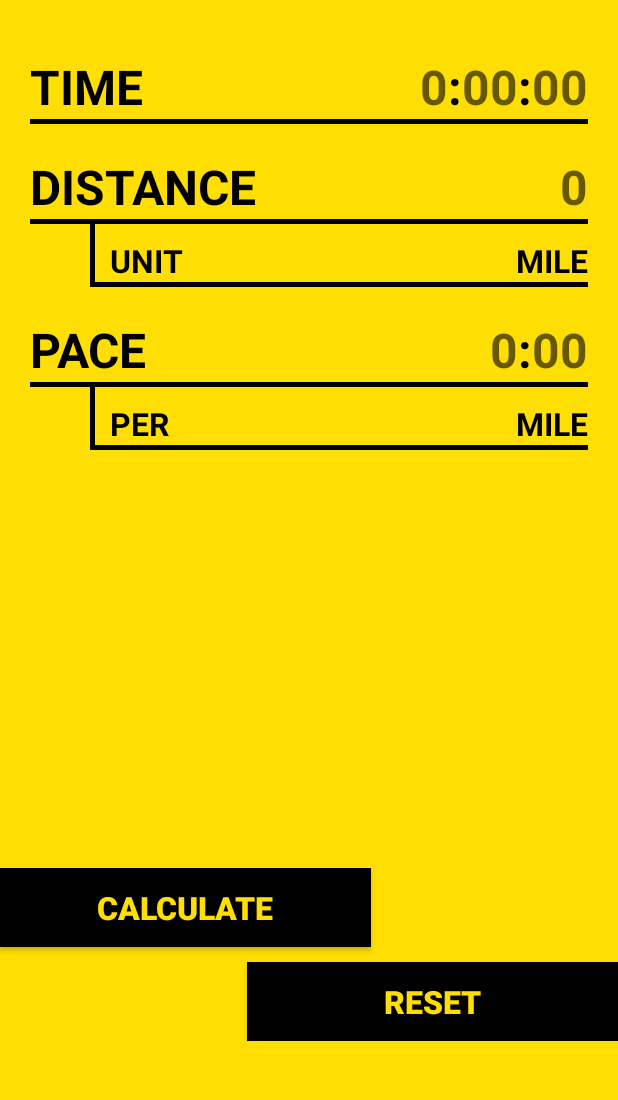
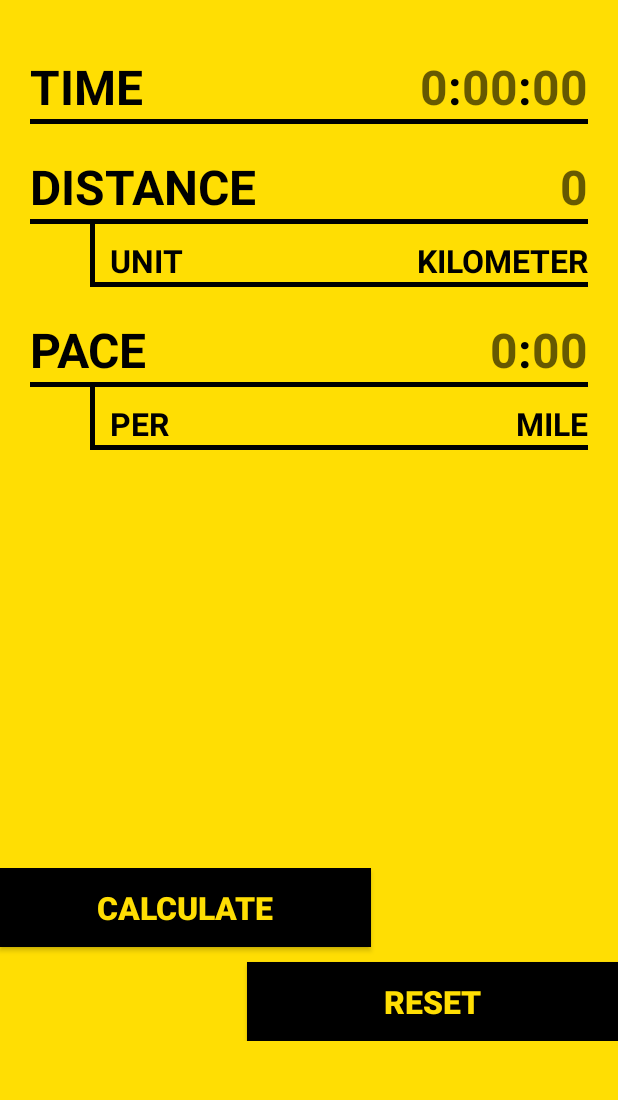
Before and after one commit to JonahStarling/PaceCalculator-Android, an Android app: the screen it shows after launch (MainActivity), after a tap on "MILE", on a phone screen of 412 x 824 dp, the part 135-1235 px from its top. Run offline under Robolectric (Android 15) with nearby library versions, the phone set to English and light mode, and no system bars.

Commit message:
Change units for pace and distance

```diff
--- a/app/src/main/java/com/jonahstarling/pacecalculator/CalculatorFragment.kt
+++ b/app/src/main/java/com/jonahstarling/pacecalculator/CalculatorFragment.kt
@@ -78,15 +78,17 @@ class CalculatorFragment: Fragment() {
     }
 
     private fun distanceUnitTapped() {
-
+        paceCalculator.switchDistanceUnit()
+        distanceUnit.text = paceCalculator.distanceUnit.name
     }
 
     private fun paceUnitTapped() {
-
+        paceCalculator.switchPaceUnit()
+        paceUnit.text = paceCalculator.paceUnit.name
     }
 
     private fun calculateTapped() {
-
+        // TODO
     }
 
     private fun resetTapped() {
--- a/app/src/main/java/com/jonahstarling/pacecalculator/PaceCalculator.kt
+++ b/app/src/main/java/com/jonahstarling/pacecalculator/PaceCalculator.kt
@@ -36,6 +36,22 @@ class PaceCalculator {
 
     }
 
+    fun switchDistanceUnit() {
+        if (distanceUnit.name == Distances.oneMile.name) {
+            distanceUnit = Distances.oneKilometer
+        } else if (distanceUnit.name == Distances.oneKilometer.name) {
+            distanceUnit = Distances.oneMile
+        }
+    }
+
+    fun switchPaceUnit() {
+        if (paceUnit.name == Distances.oneMile.name) {
+            paceUnit = Distances.oneKilometer
+        } else if (paceUnit.name == Distances.oneKilometer.name) {
+            paceUnit = Distances.oneMile
+        }
+    }
+
     fun clear() {
         timeSeconds = null
         distanceInMiles = null
--- a/app/src/main/res/layout/distance_input.xml
+++ b/app/src/main/res/layout/distance_input.xml
@@ -76,8 +76,10 @@
         android:textStyle="bold"
         android:layout_marginEnd="20dp"
         android:gravity="end"
+        android:clickable="true"
+        android:focusable="true"
+        android:background="?attr/selectableItemBackground"
         app:layout_constraintBaseline_toBaselineOf="@id/distanceUnitTitle"
-        app:layout_constraintStart_toEndOf="@id/distanceUnitTitle"
         app:layout_constraintEnd_toEndOf="parent"/>
 
     <View
--- a/app/src/main/res/layout/pace_input.xml
+++ b/app/src/main/res/layout/pace_input.xml
@@ -98,8 +98,10 @@
         android:textStyle="bold"
         android:layout_marginEnd="20dp"
         android:gravity="end"
+        android:clickable="true"
+        android:focusable="true"
+        android:background="?attr/selectableItemBackground"
         app:layout_constraintBaseline_toBaselineOf="@id/paceUnitTitle"
-        app:layout_constraintStart_toEndOf="@id/paceUnitTitle"
         app:layout_constraintEnd_toEndOf="parent"/>
 
     <View
--- a/app/src/main/res/values/colors.xml
+++ b/app/src/main/res/values/colors.xml
@@ -2,7 +2,7 @@
 <resources>
     <color name="colorPrimary">#FFDE03</color>
     <color name="colorPrimaryDark">#FFDE03</color>
-    <color name="colorAccent">#FFDE03</color>
+    <color name="colorAccent">#F00</color>
     <color name="textColor">#000000</color>
     <color name="buttonColor">#000000</color>
     <color name="colorTransparent">#00000000</color>
```
